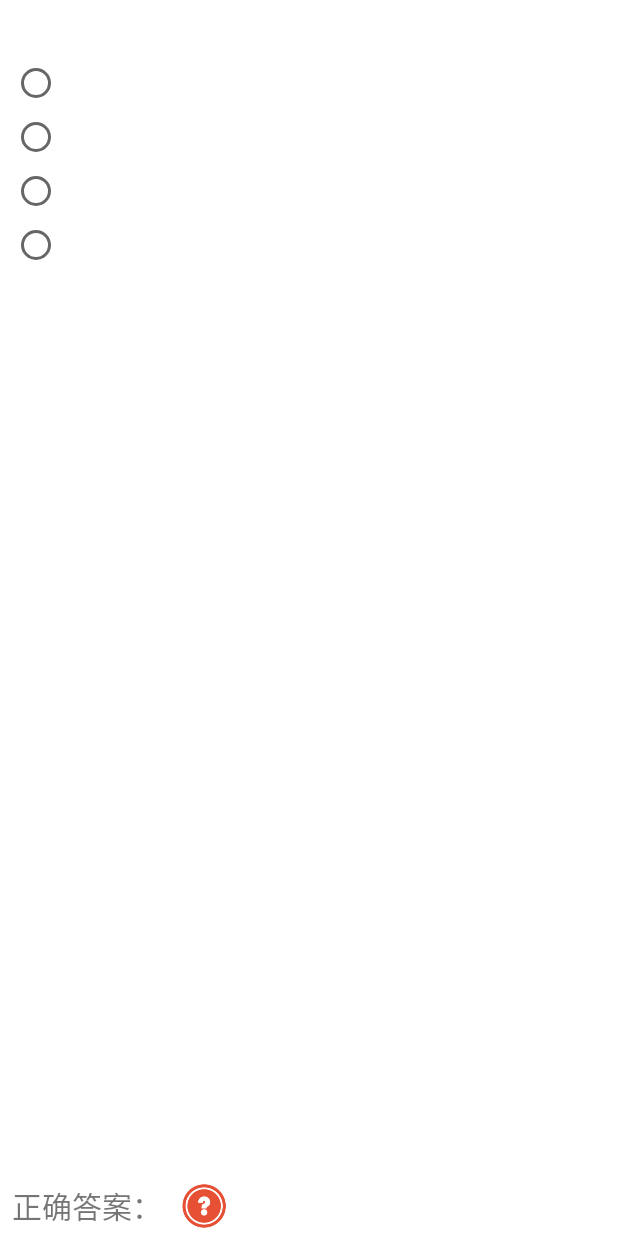
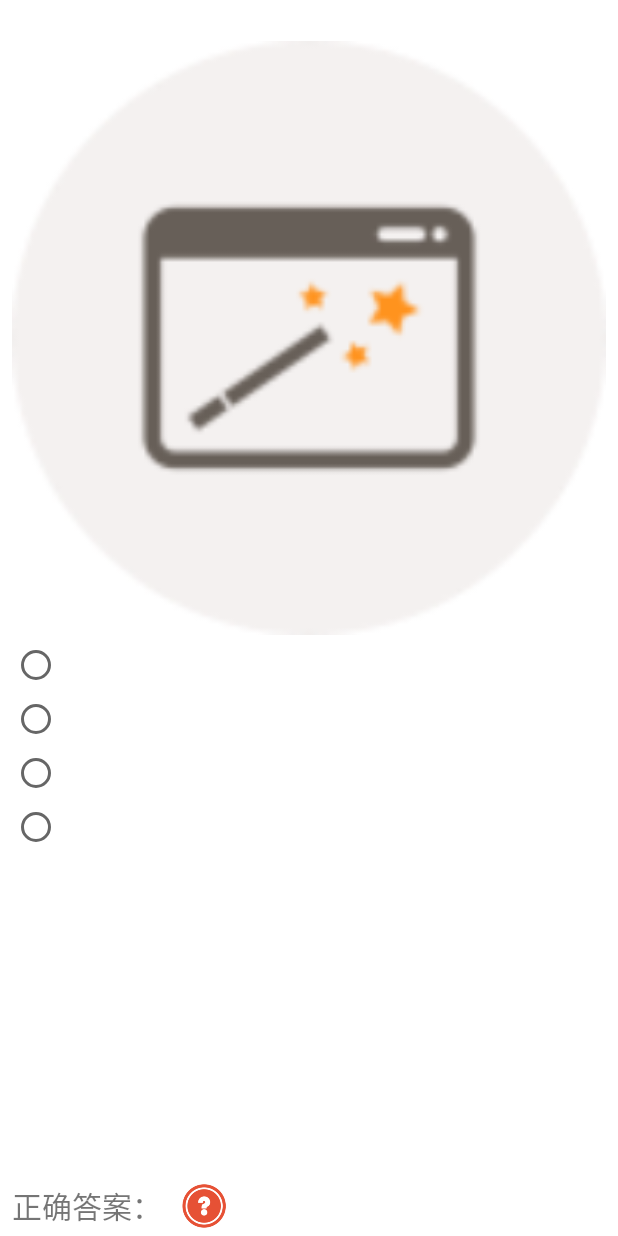
Before and after one commit to wearock/PMPPractice, an Android app: the layout fragment_practice_question.xml on its own in the app's theme, with its tools: preview values and no code run, on a phone screen of 412 x 824 dp. Run offline under Robolectric (Android 15) with nearby library versions, the phone set to English and light mode, and no system bars.

Commit message:
Add question image support.

```diff
--- a/app/src/main/assets/db.changelog.xml
+++ b/app/src/main/assets/db.changelog.xml
@@ -1,5 +1,5 @@
 <?xml version="1.0" encoding="UTF-8"?>
-<databaseChangeLog version="1">
+<databaseChangeLog version="2">
     <changeSet id="create question table" author="jjia">
         create table question (
             id INTEGER primary key,
@@ -512,6 +512,9 @@
     <changeSet id="add question source column" author="jjia">
         alter table question add column source INTEGER;
     </changeSet>
+    <changeSet id="add question image column" author="jjia">
+        alter table question add column image TEXT;
+    </changeSet>
     <changeSet id="update current questions source to 1" author="jjia">
         update question set source=1;
     </changeSet>
--- a/app/src/main/java/com/wearock/pmppractice/controllers/dao/PracticeDAO.java
+++ b/app/src/main/java/com/wearock/pmppractice/controllers/dao/PracticeDAO.java
@@ -86,8 +86,7 @@ public class PracticeDAO {
                     PracticeHistory history = new PracticeHistory();
                     history.setId(cursor.getInt(cursor.getColumnIndex("id")));
                     history.setTotalScore(cursor.getInt(cursor.getColumnIndex("score")));
-                    history.setConfiguration(JSONHelper.parseObject(cursor.getString(cursor.getColumnIndex("configuration")),
-                            PracticeConfiguration.class));
+                    history.setConfiguration(PracticeConfiguration.parseJsonString(cursor.getString(cursor.getColumnIndex("configuration"))));
                     history.setAnswers(JSONHelper.parseArray(cursor.getString(cursor.getColumnIndex("results")), Answer.class));
                     history.setCreationTime(cursor.getString(cursor.getColumnIndex("creation")));
                     history.setCompletionTime(cursor.getString(cursor.getColumnIndex("completion")));
@@ -120,8 +119,7 @@ public class PracticeDAO {
                 history = new PracticeHistory();
                 history.setId(pid);
                 history.setTotalScore(cursor.getInt(cursor.getColumnIndex("score")));
-                history.setConfiguration(JSONHelper.parseObject(cursor.getString(cursor.getColumnIndex("configuration")),
-                        PracticeConfiguration.class));
+                history.setConfiguration(PracticeConfiguration.parseJsonString(cursor.getString(cursor.getColumnIndex("configuration"))));
                 history.setAnswers(JSONHelper.parseArray(cursor.getString(cursor.getColumnIndex("results")), Answer.class));
                 history.setCreationTime(cursor.getString(cursor.getColumnIndex("creation")));
                 history.setCompletionTime(cursor.getString(cursor.getColumnIndex("completion")));
--- a/app/src/main/java/com/wearock/pmppractice/models/PracticeConfiguration.java
+++ b/app/src/main/java/com/wearock/pmppractice/models/PracticeConfiguration.java
@@ -36,7 +36,7 @@ public class PracticeConfiguration implements Serializable {
         this.questionSource = questionSource;
     }
 
-    private SourceEnum getQuestionSource() {
+    public SourceEnum getQuestionSource() {
         return questionSource;
     }
 
--- a/app/src/main/res/layout/fragment_practice_question.xml
+++ b/app/src/main/res/layout/fragment_practice_question.xml
@@ -29,50 +29,52 @@
                 android:layout_height="wrap_content"
                 android:textSize="20sp"/>
 
+            <ImageView
+                android:id="@+id/imgQuestionImage"
+                android:layout_width="match_parent"
+                android:layout_height="wrap_content"
+                android:layout_marginTop="-8dp"
+                android:adjustViewBounds="true"
+                android:contentDescription="@string/image_description"
+                android:scaleType="fitCenter"
+                android:src="@drawable/config_source" />
+
             <RadioGroup
                 android:layout_width="match_parent"
-                android:layout_height="wrap_content">
+                android:layout_height="wrap_content"
+                android:layout_marginBottom="8dp">
 
                 <RadioButton
                     android:id="@+id/rbQuestionChoiceA"
                     android:layout_width="match_parent"
                     android:layout_height="wrap_content"
-                    android:textSize="16sp"
-                    android:layout_marginTop="4dp"/>
+                    android:layout_marginTop="4dp"
+                    android:textSize="16sp" />
 
                 <RadioButton
                     android:id="@+id/rbQuestionChoiceB"
                     android:layout_width="match_parent"
                     android:layout_height="wrap_content"
-                    android:textSize="16sp"
-                    android:layout_marginTop="4dp" />
+                    android:layout_marginTop="4dp"
+                    android:textSize="16sp" />
 
                 <RadioButton
                     android:id="@+id/rbQuestionChoiceC"
                     android:layout_width="match_parent"
                     android:layout_height="wrap_content"
-                    android:textSize="16sp"
-                    android:layout_marginTop="4dp" />
+                    android:layout_marginTop="4dp"
+                    android:textSize="16sp" />
 
                 <RadioButton
                     android:id="@+id/rbQuestionChoiceD"
                     android:layout_width="match_parent"
                     android:layout_height="wrap_content"
-                    android:textSize="16sp"
-                    android:layout_marginTop="4dp" />
+                    android:layout_marginTop="4dp"
+                    android:textSize="16sp" />
 
             </RadioGroup>
         </LinearLayout>
     </ScrollView>
-
-    <View
-        android:id="@+id/vTransHover"
-        android:layout_width="match_parent"
-        android:layout_height="0dp"
-        android:background="@android:color/transparent"
-        app:layout_constraintTop_toTopOf="parent"
-        app:layout_constraintBottom_toTopOf="@id/pQuestionResult"
-        android:clickable="true"/>
 
     <LinearLayout
         android:id="@+id/pQuestionResult"
@@ -103,7 +105,8 @@
             android:src="@drawable/tips"
             android:layout_gravity="center_vertical"
             android:layout_marginLeft="12dp"
-            android:layout_marginStart="12dp" />
+            android:layout_marginStart="12dp"
+            android:contentDescription="@string/image_description"/>
 
     </LinearLayout>
 
```
Also changed, not shown: app/src/main/java/com/wearock/pmppractice/controllers/dao/QuestionDAO.java (+34 -18 lines), app/src/main/java/com/wearock/pmppractice/models/Question.java (+9 -0 lines), app/src/main/java/com/wearock/pmppractice/views/PracticeActivity.java (+10 -18 lines), app/src/main/java/com/wearock/pmppractice/views/PracticeQuestionFragment.java (+38 -12 lines), app/src/main/assets/questions/2-136.jpg (added), app/src/main/assets/questions/2-156.jpg (added), app/src/main/assets/questions/2-158.jpg (added), app/src/main/assets/questions/2-48.jpg (added), app/src/main/assets/questions/2-73.jpg (added).
